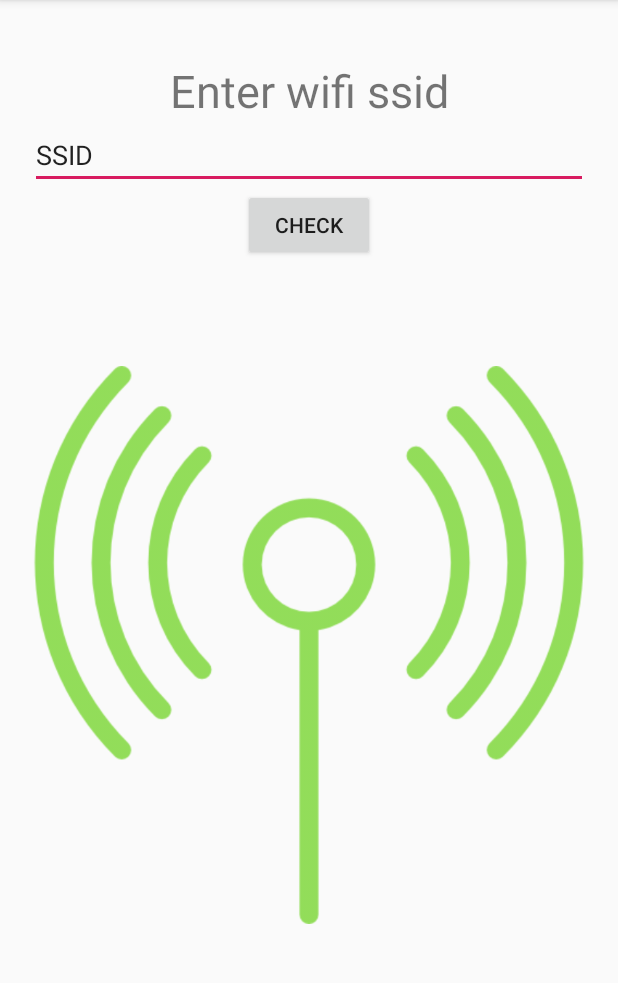
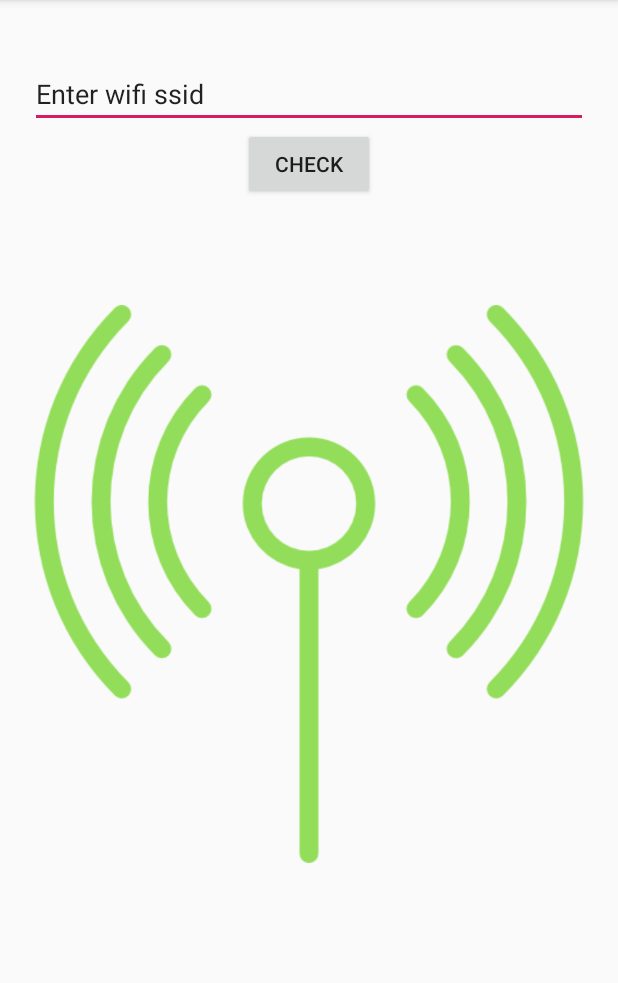
Before and after one commit to asishbm98/Wifi_Alert, an Android app: the screen it shows after launch (MainActivity), on a phone screen of 412 x 824 dp, the part 84-1067 px from its top. Run offline under Robolectric (Android 15) with nearby library versions, the phone set to English and light mode, and no system bars.

```diff
--- a/app/src/main/AndroidManifest.xml
+++ b/app/src/main/AndroidManifest.xml
@@ -2,6 +2,10 @@
 <manifest xmlns:android="http://schemas.android.com/apk/res/android"
     package="alert.wiifialert">
     <uses-permission android:name="android.permission.ACCESS_NETWORK_STATE"></uses-permission>
+    <uses-permission android:name="android.permission.INTERNET"/>
+    <uses-permission android:name="android.permission.ACCESS_WIFI_STATE"/>
+    <uses-permission android:name="android.permission.ACCESS_NETWORK_STATE"/>
+    <uses-permission android:name="android.permission.ACCESS_FINE_LOCATION"/>
 
     <application
         android:allowBackup="true"
--- a/app/src/main/res/layout/activity_main.xml
+++ b/app/src/main/res/layout/activity_main.xml
@@ -9,21 +9,15 @@
     android:padding="20dp"
     tools:context=".MainActivity">
 
-    <TextView
-        android:layout_width="match_parent"
-        android:layout_height="wrap_content"
-        android:layout_marginTop="20dp"
-        android:textSize="30sp"
-        android:gravity="center"
-        android:text="Enter wifi ssid"/>
 
     <EditText
+        android:paddingTop="30dp"
         android:id="@+id/ssid"
         android:layout_width="match_parent"
         android:layout_height="wrap_content"
         android:ems="10"
         android:inputType="textPersonName"
-        android:text="SSID" />
+        android:text="Enter wifi ssid" />
 
     <Button
         android:layout_width="wrap_content"
```
Also changed, not shown: app/src/main/java/alert/wiifialert/MainActivity.java (+10 -1 lines).
